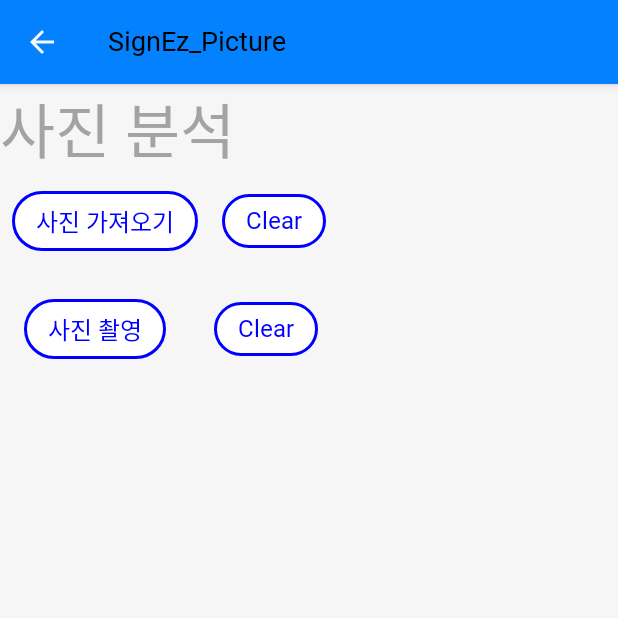
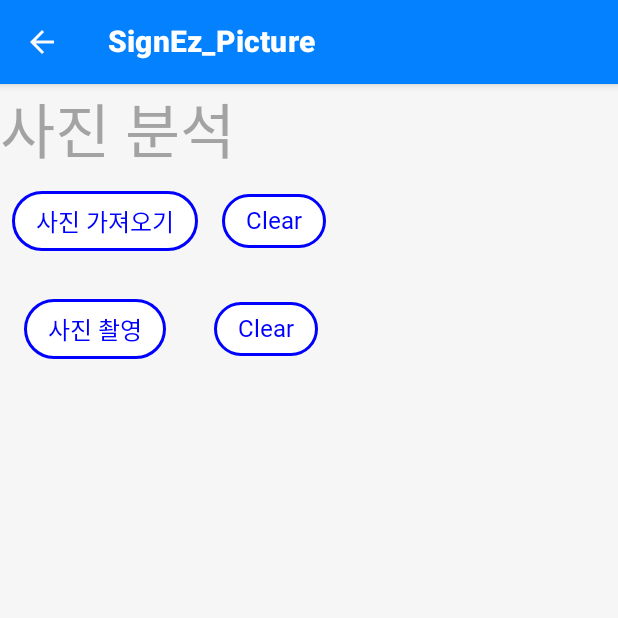
Before and after one commit to HHyoS/SignEz, an Android app built with Jetpack Compose: the PictureAnalysis screen opened through its navigation route, on a phone screen of 412 x 824 dp, the top half of it. Run offline under Robolectric (Android 15) with nearby library versions, the phone set to English and light mode, and no system bars; our stand-ins replace Room's generated code; Roboto replaces fonts that are not available here.

Commit message:
merging gh ys

```diff
--- a/projects/SignEzPrototype/app/src/main/java/com/kgh/signezprototype/SignEzApp.kt
+++ b/projects/SignEzPrototype/app/src/main/java/com/kgh/signezprototype/SignEzApp.kt
@@ -5,17 +5,12 @@ import android.app.Application
 import android.content.Context
 import android.net.Uri
 import android.widget.VideoView
-import androidx.compose.foundation.background
-import androidx.compose.foundation.layout.Row
-import androidx.compose.foundation.layout.fillMaxWidth
 import androidx.compose.material.*
 import androidx.compose.material.icons.Icons
 import androidx.compose.material.icons.filled.ArrowBack
-import androidx.compose.material.icons.filled.Favorite
 import androidx.compose.runtime.Composable
 import androidx.compose.runtime.LaunchedEffect
 import androidx.compose.runtime.MutableState
-import androidx.compose.ui.Alignment
 import androidx.compose.ui.Modifier
 import androidx.compose.ui.graphics.Color
 import androidx.compose.ui.text.font.FontWeight
@@ -35,15 +30,14 @@ fun SignEzApp(
     activity: Activity,
     viewModel1: PictureViewModel,
     viewModel2: VideoViewModel
-) {
+    ) {
     SignEzNavHost(
         navController = navController,
         activity = activity,
         viewModel1 = viewModel1,
         viewModel2 = viewModel2
-    )
+        )
 }
-
 /**
  * App bar to display title and conditionally display the back navigation.
  */
@@ -54,35 +48,13 @@ fun SignEzTopAppBar(
     modifier: Modifier = Modifier,
     navigateUp: () -> Unit = {}
 ) {
-//    Row(
-//        modifier = modifier
-//            .fillMaxWidth()
-//            .background(color = MaterialTheme.colors.background),
-//        verticalAlignment = Alignment.CenterVertically
-//    ) {
-//        if (canNavigateBack) {
-//            IconButton(onClick = navigateUp) {
-//                Icon(
-//                    imageVector = Icons.Filled.ArrowBack,
-//                    contentDescription = "뒤로 가기 버튼"
-//                )
-//            }
-//        }
-//        Text(
-//            text = title,
-//            style = MaterialTheme.typography.h2,
-//            color = MaterialTheme.colors.onSurface
-//        )
-//    }
     if (canNavigateBack) {
         TopAppBar(
-            title = {
-                Text(
-                    text = title,
-                    style = MaterialTheme.typography.h2,
-                    color = MaterialTheme.colors.onSurface
-                )
-            },
+            title = { Text(
+                text = title,
+                fontWeight = FontWeight.ExtraBold,
+                color = Color.White
+            ) },
             modifier = modifier,
             navigationIcon = {
                 IconButton(onClick = navigateUp) {
@@ -91,7 +63,7 @@ fun SignEzTopAppBar(
                         contentDescription = "뒤로 가기 버튼"
                     )
                 }
-            },
+            }
         )
     } else {
         TopAppBar(title = {
@@ -106,6 +78,7 @@ fun SignEzTopAppBar(
         )
 
     }
+
 }
 
 @Preview
--- a/projects/SignEzPrototype/app/src/main/java/com/kgh/signezprototype/data/entities/Cabinet.kt
+++ b/projects/SignEzPrototype/app/src/main/java/com/kgh/signezprototype/data/entities/Cabinet.kt
@@ -12,5 +12,5 @@ data class Cabinet(
     var cabinetHeight: Double,
     var moduleRowCount: Int,
     var moduleColCount: Int,
-    var repImage: ByteArray
+    var repImg: ByteArray? = null
 )
--- a/projects/SignEzPrototype/app/src/main/java/com/kgh/signezprototype/data/entities/ErrorImage.kt
+++ b/projects/SignEzPrototype/app/src/main/java/com/kgh/signezprototype/data/entities/ErrorImage.kt
@@ -12,7 +12,7 @@ data class ErrorImage(
     @PrimaryKey(autoGenerate = true)
     var id: Long = 0,
     var error_module_id: Long,
-    var evidence_image: ByteArray
+    var evidence_image: ByteArray? = null
 )
 
 class BitmapTypeConverter {
--- a/projects/SignEzPrototype/app/src/main/java/com/kgh/signezprototype/data/entities/Signage.kt
+++ b/projects/SignEzPrototype/app/src/main/java/com/kgh/signezprototype/data/entities/Signage.kt
@@ -2,8 +2,12 @@ package com.kgh.signezprototype.data.entities
 
 import androidx.room.Entity
 import androidx.room.PrimaryKey
+import androidx.room.TypeConverters
+import com.kgh.signezprototype.data.Converters
+import java.sql.Blob
 
 @Entity(tableName = "signages")
+@TypeConverters(Converters::class)
 data class Signage(
     @PrimaryKey(autoGenerate = true)
     var id: Long = 0,
@@ -12,5 +16,6 @@ data class Signage(
     var widthCabinetNumber: Int,
     var height: Double,
     var width: Double,
-    var modelId: Long
+    var modelId: Long,
+    var repImg: ByteArray? = null
 )
--- a/projects/SignEzPrototype/app/src/main/java/com/kgh/signezprototype/ui/home/HomeScreen.kt
+++ b/projects/SignEzPrototype/app/src/main/java/com/kgh/signezprototype/ui/home/HomeScreen.kt
@@ -50,7 +50,7 @@ fun HomeScreen(
         topBar = {
             SignEzTopAppBar(
                 title = "SignEz",
-                canNavigateBack = false,
+                canNavigateBack = false
             )
         }
     ){ innerPadding -> // default Scaffold 내부 다른 구조와 겹치지 않는 적절한 값.
--- a/projects/SignEzPrototype/app/src/main/java/com/kgh/signezprototype/ui/navigation/SignEzNavGraph.kt
+++ b/projects/SignEzPrototype/app/src/main/java/com/kgh/signezprototype/ui/navigation/SignEzNavGraph.kt
@@ -14,6 +14,7 @@ import com.kgh.signezprototype.ui.AppViewModelProvider
 import com.kgh.signezprototype.ui.home.HomeDestination
 import com.kgh.signezprototype.ui.home.HomeScreen
 import com.kgh.signezprototype.ui.inputs.*
+import com.kgh.signezprototype.ui.signage.SignageInformationScreen
 import com.kgh.signezprototype.ui.signage.SignageList
 import com.kgh.signezprototype.ui.signage.SignageListScreenDestination
 
@@ -59,7 +60,7 @@ fun SignEzNavHost(
         }
 
         composable(route = SignageListScreenDestination.route) {
-            SignageList(
+            SignageInformationScreen(
                 onItemClick = {},
                 modifier = Modifier,
             )
--- a/projects/SignEzPrototype/app/src/main/java/com/kgh/signezprototype/ui/signage/SignageViewModel.kt
+++ b/projects/SignEzPrototype/app/src/main/java/com/kgh/signezprototype/ui/signage/SignageViewModel.kt
@@ -1,8 +1,13 @@
 package com.kgh.signezprototype.ui.signage
 
+import android.graphics.Bitmap
+import android.graphics.BitmapFactory
+import android.graphics.Canvas
+import android.graphics.Color
 import android.util.Log
 import androidx.lifecycle.ViewModel
 import androidx.lifecycle.viewModelScope
+import com.kgh.signezprototype.data.Converters
 import com.kgh.signezprototype.data.entities.Signage
 import com.kgh.signezprototype.data.repository.SignagesRepository
 import kotlinx.coroutines.flow.SharingStarted
@@ -10,6 +15,7 @@ import kotlinx.coroutines.flow.StateFlow
 import kotlinx.coroutines.flow.map
 import kotlinx.coroutines.flow.stateIn
 import kotlinx.coroutines.launch
+import java.io.ByteArrayOutputStream
 
 class SignageViewModel(private val signageRepository: SignagesRepository) : ViewModel() {
      // Initialize this according to your app's architecture
@@ -25,14 +31,37 @@ class SignageViewModel(private val signageRepository: SignagesRepository) : View
         private const val TIMEOUT_MILLIS = 5_000L
     }
 
+    fun createSimpleBitmap(width: Int, height: Int, color: Int): Bitmap {
+        val bitmap = Bitmap.createBitmap(width, height, Bitmap.Config.ARGB_8888)
+        val canvas = Canvas(bitmap)
+        canvas.drawColor(color)
+        return bitmap
+    }
+
     fun insertTestRecord() = viewModelScope.launch {
-        val testAnalysisResult = Signage(id = 2L,  name="TEST", height =3.4, width=5.2, heightCabinetNumber = 5, widthCabinetNumber = 7, modelId = 3)
+        // Save image as a Blob
+        val bitmap = createSimpleBitmap(100, 100, Color.RED)
+        val outputStream = ByteArrayOutputStream()
+        bitmap.compress(Bitmap.CompressFormat.PNG, 100, outputStream)
+        val byteArray = outputStream.toByteArray()
+        Log.d("testing",byteArray.size.toString() )
+
+        val testAnalysisResult = Signage(id = 2L,
+            name="TEST",
+            height =3.4,
+            width=5.2,
+            heightCabinetNumber = 5,
+            widthCabinetNumber = 7,
+            modelId = 3,
+            repImg = byteArray
+        )
         signageRepository.insertSignage(testAnalysisResult)
 
-        // Query the test record
-//        val retrievedAnalysisResult = analysisResultsRepository.getResultStream(2)
 
-        // Log the retrieved data
+//         Query the test record
+//        val retrievedAnalysisResult = signageRepository.getSignageStream(2)
+
+//         Log the retrieved data
 //        Log.d("MainViewModel", "Retrieved Analysis Result: $retrievedAnalysisResult")
     }
 }
```
Also changed, not shown: projects/SignEzPrototype/app/src/main/java/com/kgh/signezprototype/data/Converters.kt (added, +36 -0 lines), projects/SignEzPrototype/app/src/main/java/com/kgh/signezprototype/ui/signage/SignageListView.kt (+112 -10 lines).
